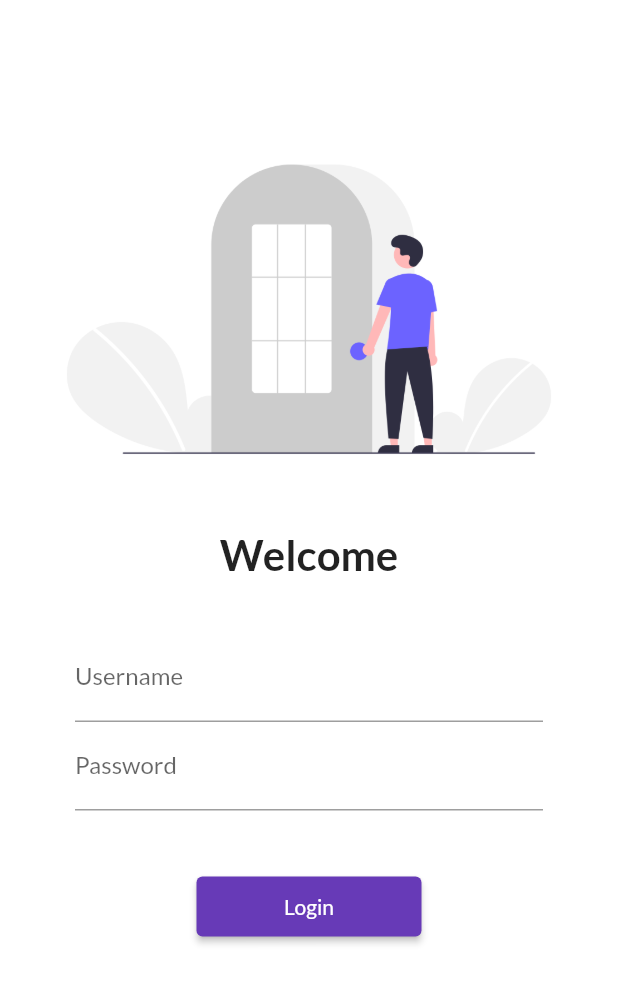
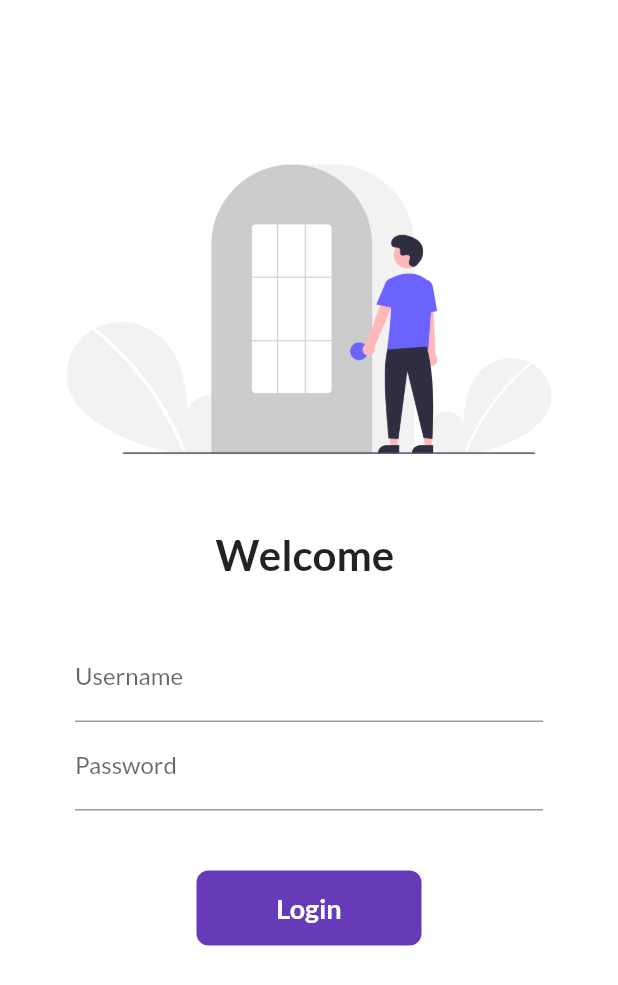
Before and after one commit to anveshdange/30DaysOfFlutter, a Flutter app: the screen it shows after launch, on a phone screen of 412 x 824 dp. Shown: the top 985 px of the screen. Run offline on Flutter 3.47's test engine with Material 2 defaults, Android fonts, the phone set to English and light mode, and no system bars; our stand-ins replace google_fonts.

Commit message:
succesfully completed day 6 of the flutter code

```diff
--- a/lib/pages/login_page.dart
+++ b/lib/pages/login_page.dart
@@ -2,8 +2,17 @@
 import 'package:codepur/utils/routes.dart';
 import 'package:flutter/material.dart' ;
 
-class LoginPage extends StatelessWidget {
+class LoginPage extends StatefulWidget {
   const LoginPage({Key? key}) : super(key: key);
+
+  @override
+  State<LoginPage> createState() => _LoginPageState();
+}
+
+class _LoginPageState extends State<LoginPage> {
+
+  String name = ""; // this is the name we want to print in the app welcome bar
+  bool changeButton = false;
 
   @override
   Widget build(BuildContext context) {
@@ -20,9 +29,9 @@ class LoginPage extends StatelessWidget {
             const SizedBox(
               height:20.00,
             ),
-            const Text(
-                'Welcome',
-              style: TextStyle(
+            Text(
+                'Welcome $name',
+              style: const TextStyle(
                 fontSize: 28,
                 fontWeight: FontWeight.bold,
               ),
@@ -38,6 +47,10 @@ class LoginPage extends StatelessWidget {
                       hintText: "Enter Username",
                       labelText: "Username",
                     ),
+                    onChanged: (value){
+                      name = value;
+                      setState(() {}); // this calls the build method again
+                    },
                   ),
 
                   TextFormField(
@@ -50,16 +63,50 @@ class LoginPage extends StatelessWidget {
 
                   const SizedBox(height:40.00),
 
-                  ElevatedButton(
-                    style: TextButton.styleFrom(
-                      minimumSize: const Size(150,40),
-                    ),
-                    onPressed: () {
-                      // we will use the navigator class to switch from login page to the home page
+                  InkWell(
+                    onTap: () async {
+                      setState(() {
+                        changeButton = true; // this will change the boolean value
+                      });
+                      await Future.delayed(const Duration(seconds: 1));
                       Navigator.pushNamed(context, MyRoutes.homeRoute);
                     },
-                    child: const Text("Login"),
+                    child: AnimatedContainer(
+                      duration:const Duration(seconds: 1),
+                      width: changeButton ? 50 : 150,
+                      height: 50,
+                      alignment: Alignment.center,
+                      decoration: BoxDecoration(
+                        color: Colors.deepPurple,
+                        //shape: changeButton ? BoxShape.circle : BoxShape.rectangle,
+                        borderRadius: BorderRadius.circular(changeButton ? 50.00 : 8.00),
+                      ),
+                      child: changeButton
+                          ? const Icon(
+                          Icons.done,
+                          color: Colors.white,
+                      )
+                          : const Text(
+                          'Login',
+                        style: TextStyle(
+                          color: Colors.white,
+                          fontWeight: FontWeight.bold,
+                          fontSize: 18,
+                        ),
+                      ),
+                    ),
                   ),
+
+                  // ElevatedButton(
+                  //   style: TextButton.styleFrom(
+                  //     minimumSize: const Size(150,40),
+                  //   ),
+                  //   onPressed: () {
+                  //     // we will use the navigator class to switch from login page to the home page
+                  //     Navigator.pushNamed(context, MyRoutes.homeRoute);
+                  //   },
+                  //   child: const Text("Login"),
+                  // ),
                 ],
               ),
             ),
```
